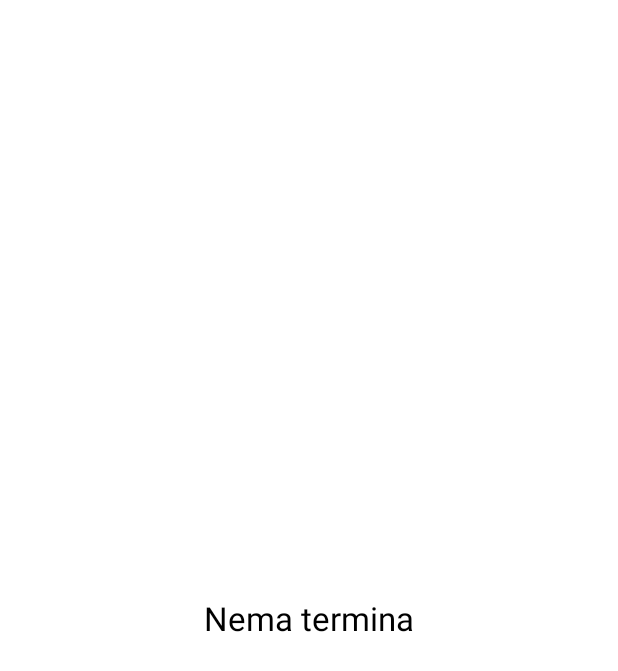
After one commit to benib3/frizerApp, an Android app: the layout activity_lista_svih_termina.xml on its own in the app's theme, with its tools: preview values and no code run, on a phone screen of 412 x 824 dp. The commit adds this screen. Shown: the top 671 px of the screen. Run offline under Robolectric (Android 15) with nearby library versions, the phone set to English and light mode, and no system bars.

Commit message:
Update V10-Admin Lista Termina.

```diff
--- /dev/null
+++ b/app/src/main/res/layout/activity_lista_svih_termina.xml
@@ -0,0 +1,30 @@
+<?xml version="1.0" encoding="utf-8"?>
+<androidx.constraintlayout.widget.ConstraintLayout xmlns:android="http://schemas.android.com/apk/res/android"
+    xmlns:app="http://schemas.android.com/apk/res-auto"
+    xmlns:tools="http://schemas.android.com/tools"
+    android:layout_width="match_parent"
+    android:layout_height="match_parent"
+    tools:context=".admin.ListaSvihTerminaActivity">
+    <TextView
+        android:id="@+id/nemaTerminaTxt"
+        android:layout_width="wrap_content"
+        android:layout_height="wrap_content"
+        android:text="Nema termina"
+        android:textColor="#000000"
+        android:textSize="22sp"
+        app:layout_constraintBottom_toBottomOf="parent"
+        app:layout_constraintEnd_toEndOf="parent"
+        app:layout_constraintStart_toStartOf="parent"
+        app:layout_constraintTop_toTopOf="parent" />
+
+    <ListView
+        android:id="@+id/listaTermina"
+        android:layout_width="246dp"
+        android:layout_height="509dp"
+        android:layout_marginStart="80dp"
+        app:layout_constraintBottom_toBottomOf="parent"
+        app:layout_constraintStart_toStartOf="parent"
+        app:layout_constraintTop_toTopOf="parent">
+
+    </ListView>
+</androidx.constraintlayout.widget.ConstraintLayout>
--- a/app/src/main/res/values/strings.xml
+++ b/app/src/main/res/values/strings.xml
@@ -98,11 +98,10 @@
     <string name="title_activity_user_register">UserRegister</string>
 
 
-
     <string name="uspjeno">Uspjesno zakazan termin!</string>
     <string name="neuspjeno">Neuspjesno zakazan termin!</string>
     <string name="pogresan_unos">Pogresan unos!</string>
-   <!-- <string name="no_conn">Molimo vas povezite se na internet.</string>-->
+    <!-- <string name="no_conn">Molimo vas povezite se na internet.</string>-->
 
 
     <string name="ime">Ime</string>
```
Also changed, not shown: app/src/main/AndroidManifest.xml (+12 -9 lines), app/src/main/java/com/example/frizer/UserAdapter.java (added, +31 -0 lines), app/src/main/java/com/example/frizer/admin/ListaSvihTerminaActivity.java (added, +143 -0 lines), app/src/main/res/layout/jedan_termin.xml (added, +48 -0 lines).
